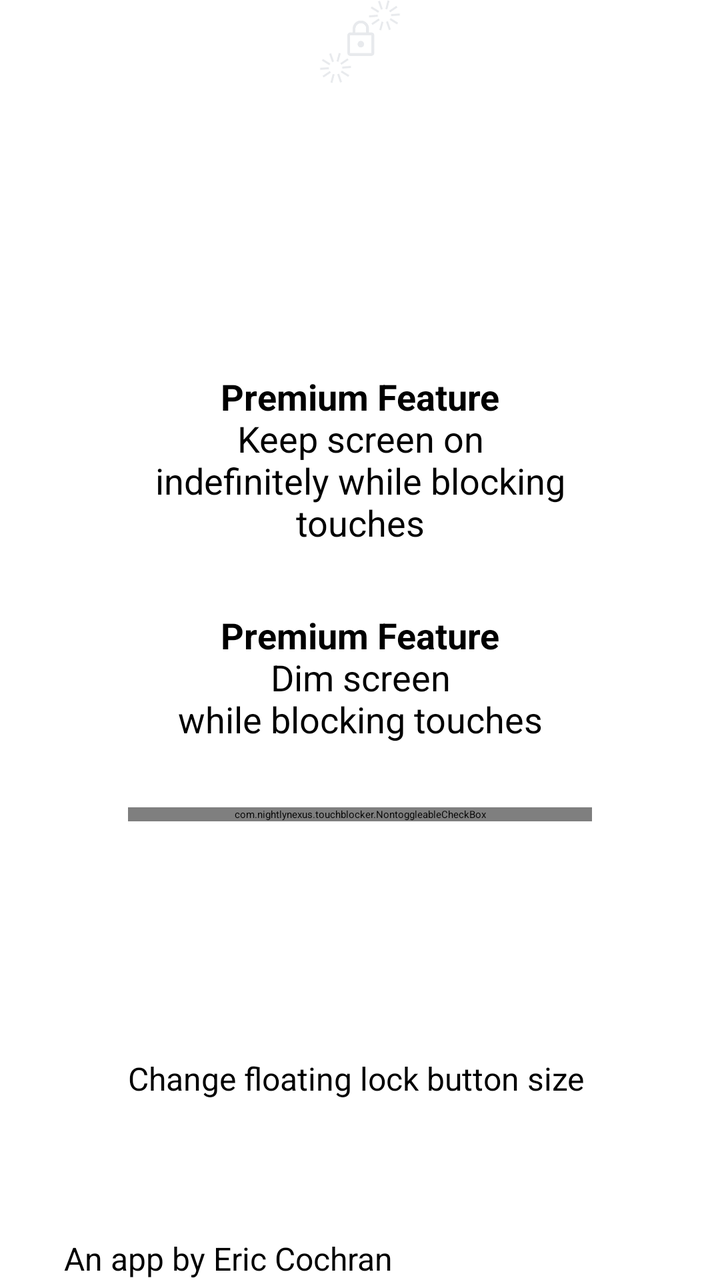
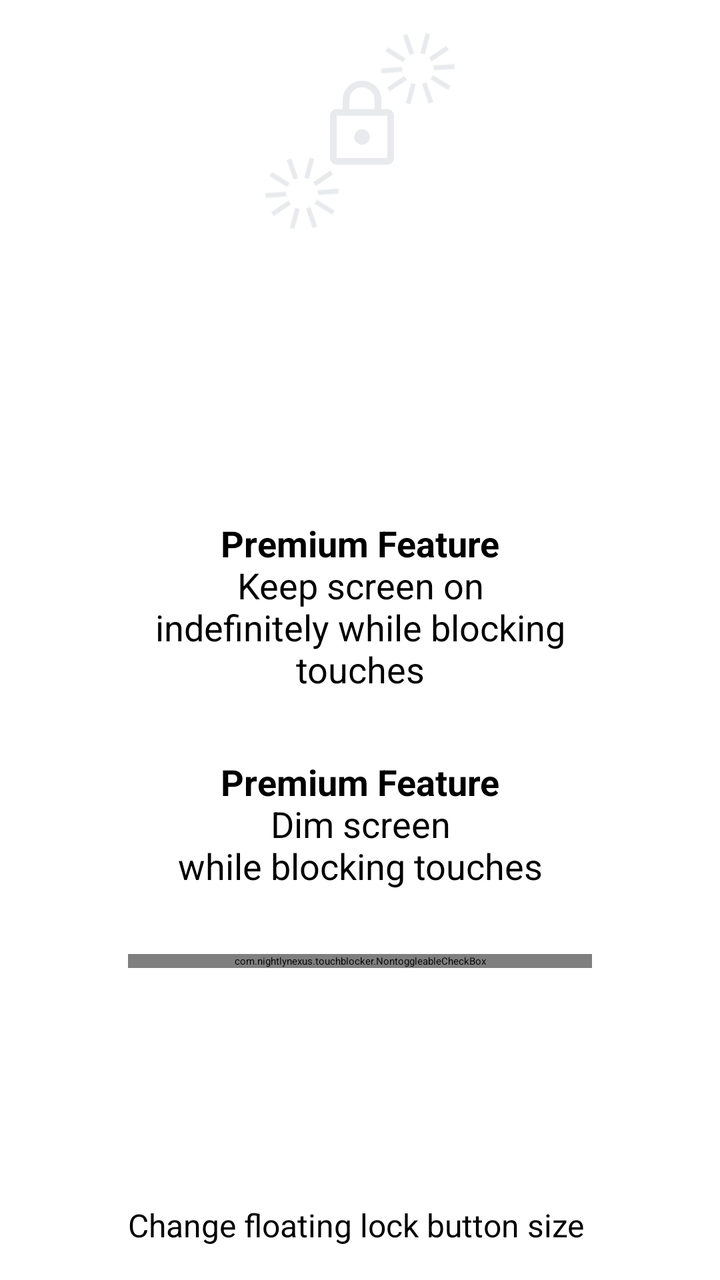

An Android layout rendered at two revisions. The XML below is the earlier revision; the diff shows what the commit changed to produce the second picture.
<!-- AndroidManifest.xml: activity theme LauncherSplash -->
<!-- res/layout/activity_launcher.xml -->
<?xml version="1.0" encoding="utf-8"?>
<RelativeLayout xmlns:android="http://schemas.android.com/apk/res/android"
    android:id="@+id/root"
    android:layout_width="match_parent"
    android:layout_height="match_parent">

  <ImageView
      android:id="@+id/brand_icon"
      android:layout_width="256dp"
      android:layout_height="wrap_content"
      android:layout_above="@id/buttons_container"
      android:layout_centerHorizontal="true"
      android:layout_marginBottom="32dp"
      android:contentDescription="@string/brand_icon_content_description"
      android:minHeight="32dp"
      android:src="@drawable/brand_icon" />

  <ScrollView
      android:id="@+id/buttons_container"
      android:layout_width="wrap_content"
      android:layout_height="wrap_content"
      android:layout_centerInParent="true"
      android:clipToPadding="false">

    <LinearLayout
        android:id="@+id/buttons"
        android:layout_width="256dp"
        android:layout_height="wrap_content"
        android:animateLayoutChanges="true"
        android:orientation="vertical">

      <Button
          android:id="@+id/enable"
          android:layout_width="wrap_content"
          android:layout_height="wrap_content"
          android:layout_gravity="center_horizontal"
          android:layout_marginBottom="32dp"
          android:backgroundTint="@color/enable_button_background_tint"
          android:minWidth="192dp"
          android:padding="24dp"
          android:textAllCaps="false"
          android:textColor="@color/enable_button_text"
          android:textSize="24sp"
          android:theme="@style/EnableButton" />

      <CheckBox
          android:id="@+id/keep_screen_on"
          android:layout_width="match_parent"
          android:layout_height="wrap_content"
          android:layout_gravity="center_horizontal"
          android:layout_marginHorizontal="12dp"
          android:layout_marginBottom="32dp"
          android:gravity="center"
          android:paddingHorizontal="8dp"
          android:text="@string/keep_screen_on"
          android:textSize="18sp" />

      <CheckBox
          android:id="@+id/change_screen_brightness"
          android:layout_width="match_parent"
          android:layout_height="wrap_content"
          android:layout_gravity="center_horizontal"
          android:layout_marginHorizontal="12dp"
          android:layout_marginBottom="32dp"
          android:gravity="center"
          android:paddingHorizontal="8dp"
          android:text="@string/change_screen_brightness"
          android:textSize="18sp" />

      <com.nightlynexus.touchblocker.NontoggleableCheckBox
          android:id="@+id/enable_assistant"
          android:layout_width="match_parent"
          android:layout_height="wrap_content"
          android:layout_gravity="center_horizontal"
          android:layout_marginHorizontal="12dp"
          android:layout_marginBottom="32dp"
          android:gravity="center"
          android:paddingHorizontal="8dp"
          android:text="@string/enable_assistant"
          android:textSize="16sp" />

      <Button
          android:id="@+id/request_add_tile_service"
          android:layout_width="wrap_content"
          android:layout_height="wrap_content"
          android:layout_gravity="center_horizontal"
          android:layout_marginBottom="32dp"
          android:backgroundTint="@color/request_add_tile_service_button_background_tint"
          android:padding="16dp"
          android:text="@string/request_add_tile_service_button"
          android:textAllCaps="false"
          android:textColor="@color/request_add_tile_service_button_text"
          android:textSize="16sp"
          android:theme="@style/RequestAddTileServiceButton" />

      <TextView
          android:layout_width="wrap_content"
          android:layout_height="wrap_content"
          android:layout_marginHorizontal="12dp"
          android:layout_marginBottom="16dp"
          android:text="@string/float_lock_view_size_label"
          android:textSize="16sp" />

      <SeekBar
          android:id="@+id/floating_lock_view_size"
          android:layout_width="match_parent"
          android:layout_height="wrap_content"
          android:layout_marginHorizontal="12dp" />
    </LinearLayout>
  </ScrollView>

  <TextView
      android:id="@+id/footer"
      android:layout_width="wrap_content"
      android:layout_height="wrap_content"
      android:layout_alignParentBottom="true"
      android:layout_marginStart="32dp"
      android:layout_marginTop="32dp"
      android:text="@string/footer"
      android:textSize="16sp" />
</RelativeLayout>
<!-- resources referenced by this layout -->
<resources>
  <color name="enable_button_background_tint">@color/accent</color>
  <color name="enable_button_text">#FFFFFF</color>
  <color name="request_add_tile_service_button_background_tint">#222266</color>
  <color name="request_add_tile_service_button_text">#FFFFFF</color>
  <!-- drawable brand_icon: webp bitmap (drawable-nodpi, 4264 bytes) -->
  <string name="brand_icon_content_description">Touch Blocker icon</string>
  <string name="change_screen_brightness"><b>Premium Feature</b>\nDim screen\nwhile blocking touches</string>
  <string name="enable_assistant">Toggle touch blocking with the assistant button\n(long-press the power button on Pixel devices)</string>
  <string name="float_lock_view_size_label">Change floating lock button size</string>
  <string name="footer">An app by Eric Cochran</string>
  <string name="keep_screen_on"><b>Premium Feature</b>\nKeep screen on\nindefinitely while blocking touches</string>
  <string name="request_add_tile_service_button">Try adding a Quick Settings tile</string>
  <style name="EnableButton">
      <item name="colorControlHighlight">@color/enable_button_ripple</item>
    </style>
  <style name="RequestAddTileServiceButton">
      <item name="colorControlHighlight">@color/request_add_tile_service_button_ripple</item>
    </style>
  <style name="LauncherSplash" parent="Theme.SplashScreen">
      <item name="windowSplashScreenBackground">@color/window_background</item>
      <item name="windowSplashScreenAnimatedIcon">@drawable/ic_splash</item>
      <item name="postSplashScreenTheme">@style/Launcher</item>
    </style>
  <color name="accent">#4499FF</color>
  <color name="enable_button_ripple">@color/window_background</color>
  <color name="request_add_tile_service_button_ripple">@color/window_background</color>
  <color name="window_background">@color/primary</color>
  <!-- drawable ic_splash: webp bitmap (drawable-nodpi, 4406 bytes) -->
  <style name="Launcher" parent="Theme.Material3.Dark.NoActionBar">
      <item name="colorPrimary">@color/primary</item>
      <item name="colorAccent">@color/accent</item>
      <item name="android:windowBackground">@color/window_background</item>
    </style>
  <color name="primary">#111133</color>
</resources>

<!-- the commit's change to res/layout/activity_launcher.xml (unified diff, before → after) -->
@@ -1,33 +1,34 @@
 <?xml version="1.0" encoding="utf-8"?>
-<RelativeLayout xmlns:android="http://schemas.android.com/apk/res/android"
-    android:id="@+id/root"
+<ScrollView xmlns:android="http://schemas.android.com/apk/res/android"
+    android:id="@+id/buttons_container"
     android:layout_width="match_parent"
-    android:layout_height="match_parent">
+    android:layout_height="match_parent"
+    android:clipToPadding="false"
+    android:fillViewport="true"
+    android:fitsSystemWindows="true">
 
-  <ImageView
-      android:id="@+id/brand_icon"
-      android:layout_width="256dp"
+  <LinearLayout
+      android:layout_width="match_parent"
       android:layout_height="wrap_content"
-      android:layout_above="@id/buttons_container"
-      android:layout_centerHorizontal="true"
-      android:layout_marginBottom="32dp"
-      android:contentDescription="@string/brand_icon_content_description"
-      android:minHeight="32dp"
-      android:src="@drawable/brand_icon" />
-
-  <ScrollView
-      android:id="@+id/buttons_container"
-      android:layout_width="wrap_content"
-      android:layout_height="wrap_content"
-      android:layout_centerInParent="true"
-      android:clipToPadding="false">
+      android:orientation="vertical"
+      android:paddingVertical="@dimen/root_padding_vertical">
 
     <LinearLayout
         android:id="@+id/buttons"
         android:layout_width="256dp"
         android:layout_height="wrap_content"
+        android:layout_gravity="center_horizontal"
         android:animateLayoutChanges="true"
         android:orientation="vertical">
+
+      <ImageView
+          android:id="@+id/brand_icon"
+          android:layout_width="256dp"
+          android:layout_height="wrap_content"
+          android:layout_marginBottom="32dp"
+          android:contentDescription="@string/brand_icon_content_description"
+          android:minHeight="32dp"
+          android:src="@drawable/brand_icon" />
 
       <Button
           android:id="@+id/enable"
@@ -107,15 +108,19 @@
           android:layout_height="wrap_content"
           android:layout_marginHorizontal="12dp" />
     </LinearLayout>
-  </ScrollView>
 
-  <TextView
-      android:id="@+id/footer"
-      android:layout_width="wrap_content"
-      android:layout_height="wrap_content"
-      android:layout_alignParentBottom="true"
-      android:layout_marginStart="32dp"
-      android:layout_marginTop="32dp"
-      android:text="@string/footer"
-      android:textSize="16sp" />
-</RelativeLayout>
+    <Space
+        android:layout_width="0dp"
+        android:layout_height="0dp"
+        android:layout_weight="1" />
+
+    <TextView
+        android:id="@+id/footer"
+        android:layout_width="wrap_content"
+        android:layout_height="wrap_content"
+        android:layout_marginStart="32dp"
+        android:layout_marginTop="32dp"
+        android:text="@string/footer"
+        android:textSize="16sp" />
+  </LinearLayout>
+</ScrollView>
<!-- resource entries referenced after the edit -->
@@ -4,6 +4,7 @@
   <color name="enable_button_text">#FFFFFF</color>
   <color name="request_add_tile_service_button_background_tint">#222266</color>
   <color name="request_add_tile_service_button_text">#FFFFFF</color>
+  <dimen name="root_padding_vertical">16dp</dimen>
   <!-- drawable brand_icon: webp bitmap (drawable-nodpi, 4264 bytes) -->
   <string name="brand_icon_content_description">Touch Blocker icon</string>
   <string name="change_screen_brightness"><b>Premium Feature</b>\nDim screen\nwhile blocking touches</string>
